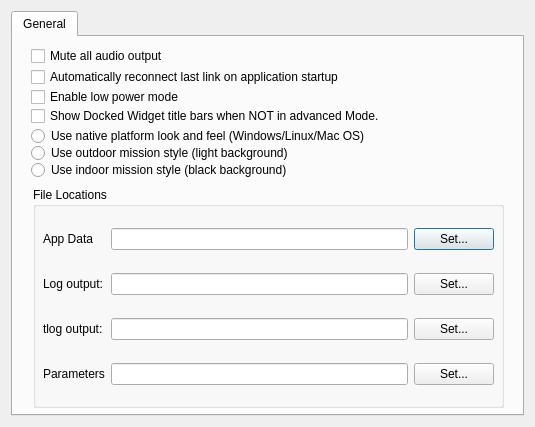
The window that src/ui/QGCSettingsWidget.ui (ArduPilot/apm_planner) describes before a commit, drawn with Qt 5.
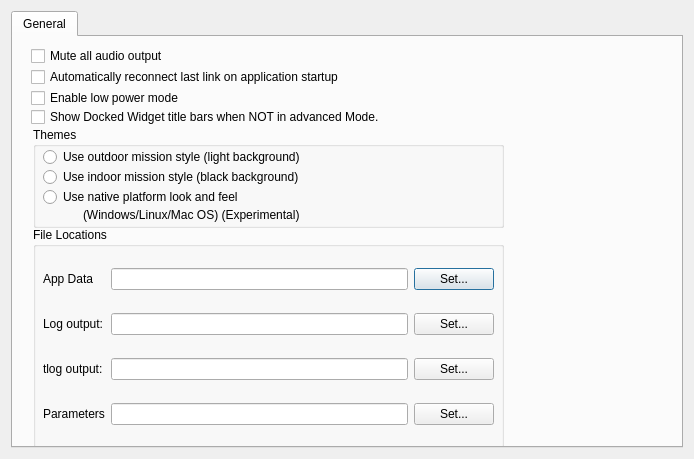
The same window after the commit. Icons and pictures are not drawn.

Commit message: Marked 'Native Theme', as experimental

Patch:
```diff
--- a/src/ui/QGCSettingsWidget.ui
+++ b/src/ui/QGCSettingsWidget.ui
@@ -6,8 +6,8 @@
    <rect>
     <x>0</x>
     <y>0</y>
-    <width>535</width>
-    <height>427</height>
+    <width>694</width>
+    <height>459</height>
    </rect>
   </property>
   <property name="windowTitle">
@@ -28,8 +28,8 @@
         <rect>
          <x>18</x>
          <y>51</y>
-         <width>164</width>
-         <height>18</height>
+         <width>175</width>
+         <height>20</height>
         </rect>
        </property>
        <property name="toolTip">
@@ -39,25 +39,12 @@
         <string>Enable low power mode</string>
        </property>
       </widget>
-      <widget class="QRadioButton" name="outdoorStyle">
-       <property name="geometry">
-        <rect>
-         <x>18</x>
-         <y>107</y>
-         <width>282</width>
-         <height>18</height>
-        </rect>
-       </property>
-       <property name="text">
-        <string>Use outdoor mission style (light background)</string>
-       </property>
-      </widget>
       <widget class="QCheckBox" name="audioMuteCheckBox">
        <property name="geometry">
         <rect>
          <x>18</x>
          <y>9</y>
-         <width>166</width>
+         <width>181</width>
          <height>20</height>
         </rect>
        </property>
@@ -69,26 +56,13 @@
          <normaloff>:/files/images/status/audio-volume-muted.svg</normaloff>:/files/images/status/audio-volume-muted.svg</iconset>
        </property>
       </widget>
-      <widget class="QRadioButton" name="indoorStyle">
-       <property name="geometry">
-        <rect>
-         <x>18</x>
-         <y>124</y>
-         <width>280</width>
-         <height>18</height>
-        </rect>
-       </property>
-       <property name="text">
-        <string>Use indoor mission style (black background)</string>
-       </property>
-      </widget>
       <widget class="QCheckBox" name="titleBarCheckBox">
        <property name="geometry">
         <rect>
          <x>18</x>
          <y>70</y>
-         <width>381</width>
-         <height>18</height>
+         <width>409</width>
+         <height>20</height>
         </rect>
        </property>
        <property name="text">
@@ -103,7 +77,7 @@
         <rect>
          <x>18</x>
          <y>30</y>
-         <width>357</width>
+         <width>394</width>
          <height>20</height>
         </rect>
        </property>
@@ -115,27 +89,11 @@
          <normaloff>:/files/images/devices/network-wireless.svg</normaloff>:/files/images/devices/network-wireless.svg</iconset>
        </property>
       </widget>
-      <widget class="QRadioButton" name="nativeStyle">
-       <property name="geometry">
-        <rect>
-         <x>18</x>
-         <y>90</y>
-         <width>365</width>
-         <height>18</height>
-        </rect>
-       </property>
-       <property name="text">
-        <string>Use native platform look and feel (Windows/Linux/Mac OS)</string>
-       </property>
-       <property name="autoExclusive">
-        <bool>true</bool>
-       </property>
-      </widget>
       <widget class="QGroupBox" name="groupBox">
        <property name="geometry">
         <rect>
          <x>20</x>
-         <y>150</y>
+         <y>190</y>
          <width>471</width>
          <height>221</height>
         </rect>
@@ -143,7 +101,7 @@
        <property name="title">
         <string>File Locations</string>
        </property>
-       <widget class="QWidget" name="">
+       <widget class="QWidget" name="layoutWidget">
         <property name="geometry">
          <rect>
           <x>10</x>
@@ -224,6 +182,74 @@
         </layout>
        </widget>
       </widget>
+      <widget class="QGroupBox" name="groupBox_2">
+       <property name="geometry">
+        <rect>
+         <x>20</x>
+         <y>90</y>
+         <width>471</width>
+         <height>101</height>
+        </rect>
+       </property>
+       <property name="title">
+        <string>Themes</string>
+       </property>
+       <widget class="QRadioButton" name="nativeStyle">
+        <property name="geometry">
+         <rect>
+          <x>10</x>
+          <y>60</y>
+          <width>235</width>
+          <height>20</height>
+         </rect>
+        </property>
+        <property name="text">
+         <string>Use native platform look and feel</string>
+        </property>
+        <property name="autoExclusive">
+         <bool>true</bool>
+        </property>
+       </widget>
+       <widget class="QRadioButton" name="indoorStyle">
+        <property name="geometry">
+         <rect>
+          <x>10</x>
+          <y>40</y>
+          <width>305</width>
+          <height>20</height>
+         </rect>
+        </property>
+        <property name="text">
+         <string>Use indoor mission style (black background)</string>
+        </property>
+       </widget>
+       <widget class="QRadioButton" name="outdoorStyle">
+        <property name="geometry">
+         <rect>
+          <x>10</x>
+          <y>20</y>
+          <width>310</width>
+          <height>20</height>
+         </rect>
+        </property>
+        <property name="text">
+         <string>Use outdoor mission style (light background)</string>
+        </property>
+       </widget>
+       <widget class="QLabel" name="label_5">
+        <property name="geometry">
+         <rect>
+          <x>50</x>
+          <y>80</y>
+          <width>254</width>
+          <height>16</height>
+         </rect>
+        </property>
+        <property name="text">
+         <string>(Windows/Linux/Mac OS) (Experimental)</string>
+        </property>
+       </widget>
+      </widget>
       <zorder>groupBox</zorder>
       <zorder>lowPowerCheckBox</zorder>
       <zorder>outdoorStyle</zorder>
```
Left out of the diff: 4 changed lines with no effect on the pictures.
